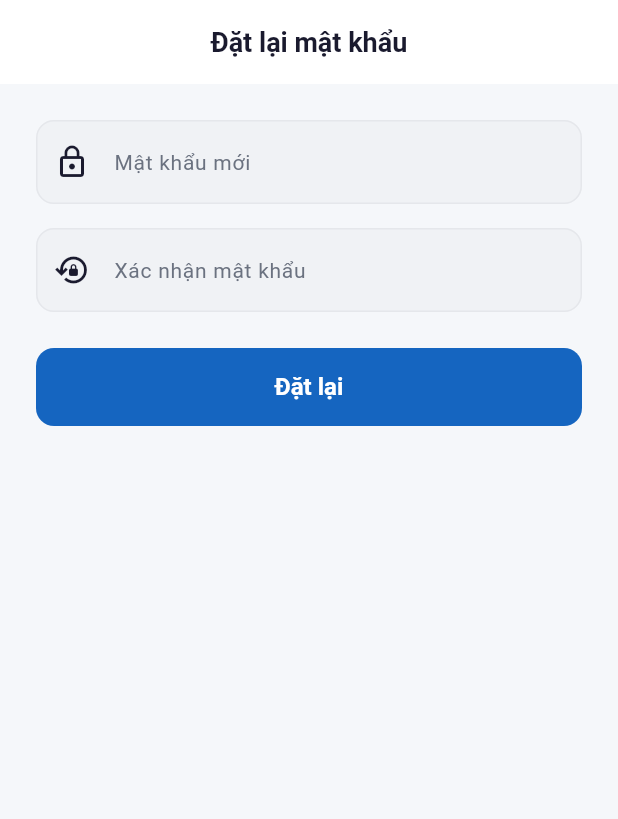
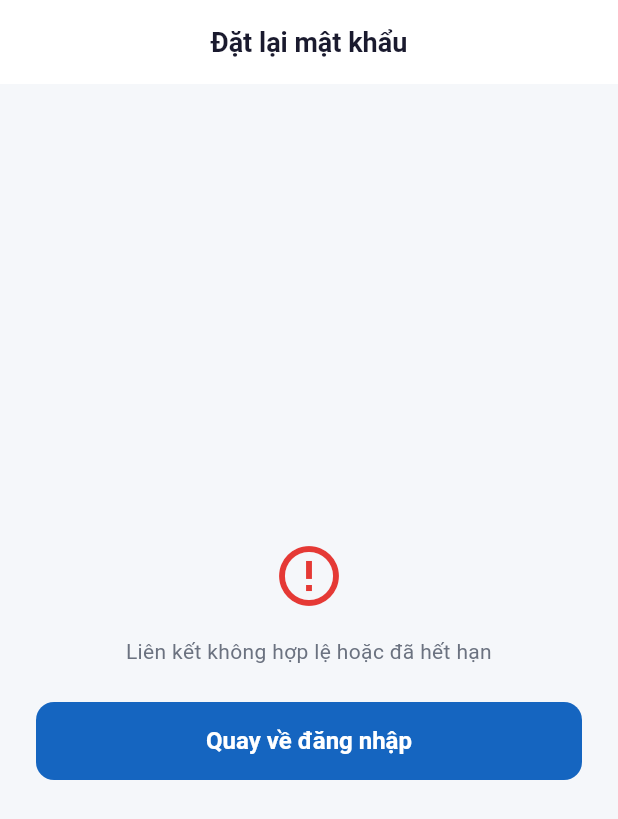
Before and after one commit to dut-pbl6-2026/job-platform-mobile, a Flutter app: the ResetPasswordScreen screen opened by its route, on a phone screen of 412 x 824 dp. Shown: the top 819 px of the screen. Run offline on Flutter 3.47's test engine with Material 3 defaults, Android fonts, the phone set to English and light mode, and no system bars; our stand-ins replace dio, flutter_riverpod, flutter_secure_storage, go_router, google_fonts, shared_preferences; accounts and stored records are empty.

Commit message:
fix(mobile): PR#3 must-fix — QueuedInterceptor + single source pwd + token guard
- dio_provider.dart 284164b→2af5b6d race: InterceptorsWrapper → QueuedInterceptorsWrapper + Completer queue (AUTH-01-04), 401 concurrent 2 APIs now wait for first refresh then retry with new token, fallback clearSession on failure
- reset_password_screen.dart isPasswordStrong single source (password_validator.dart) instead of duplicate Regex, _effectiveToken getter + build early block UI (invalid link error screen vs submit SnackBar) per review
- verify: flutter analyze 0, dart format 42, flutter test 21/21

```diff
--- a/lib/features/auth/presentation/reset_password_screen.dart
+++ b/lib/features/auth/presentation/reset_password_screen.dart
@@ -2,10 +2,11 @@ import 'package:flutter/material.dart';
 import 'package:go_router/go_router.dart';
 import '../../../core/error/error_mapper.dart';
 import '../../../core/error/failures.dart';
+import '../../../core/router/app_router.dart';
 import '../../../core/theme/app_theme.dart';
+import '../../../core/utils/password_validator.dart';
 import '../data/repositories/api_auth_repository.dart';
 import '../domain/repositories/auth_repository.dart';
-import '../../../core/router/app_router.dart';
 
 class ResetPasswordScreen extends StatefulWidget {
   const ResetPasswordScreen({super.key, this.authRepository, this.token});
@@ -30,17 +31,20 @@ class _ResetPasswordScreenState extends State<ResetPasswordScreen> {
 
   String? _validatePwd(String? v) {
     if (v == null || v.isEmpty) return 'Vui lòng nhập mật khẩu';
-    if (!RegExp(r'^(?=.*[A-Z])(?=.*\d).{8,}$').hasMatch(v))
+    if (!isPasswordStrong(v)) {
       return 'Mật khẩu tối thiểu 8 ký tự, gồm 1 chữ hoa và 1 chữ số';
+    }
     return null;
   }
+
+  String? get _effectiveToken =>
+      widget.token ?? GoRouterState.of(context).uri.queryParameters['token'];
 
   Future<void> _submit() async {
     if (!_formKey.currentState!.validate()) {
       return;
     }
-    final t =
-        widget.token ?? GoRouterState.of(context).uri.queryParameters['token'];
+    final t = _effectiveToken;
     if (t == null || t.isEmpty) {
       ScaffoldMessenger.of(context).showSnackBar(
         const SnackBar(
@@ -79,6 +83,41 @@ class _ResetPasswordScreenState extends State<ResetPasswordScreen> {
 
   @override
   Widget build(BuildContext context) {
+    final token = _effectiveToken;
+    if (token == null || token.isEmpty) {
+      return Scaffold(
+        appBar: AppBar(title: const Text('Đặt lại mật khẩu')),
+        body: Center(
+          child: Padding(
+            padding: const EdgeInsets.all(24),
+            child: Column(
+              mainAxisAlignment: MainAxisAlignment.center,
+              children: [
+                const Icon(
+                  Icons.error_outline,
+                  size: 48,
+                  color: AppColors.error,
+                ),
+                const SizedBox(height: 16),
+                const Text(
+                  'Liên kết không hợp lệ hoặc đã hết hạn',
+                  textAlign: TextAlign.center,
+                ),
+                const SizedBox(height: 24),
+                SizedBox(
+                  width: double.infinity,
+                  height: 52,
+                  child: ElevatedButton(
+                    onPressed: () => context.go(AppRoutes.login),
+                    child: const Text('Quay về đăng nhập'),
+                  ),
+                ),
+              ],
+            ),
+          ),
+        ),
+      );
+    }
     return Scaffold(
       appBar: AppBar(title: const Text('Đặt lại mật khẩu')),
       body: Padding(
```
Also changed, not shown: lib/core/network/dio_provider.dart (+41 -19 lines).
